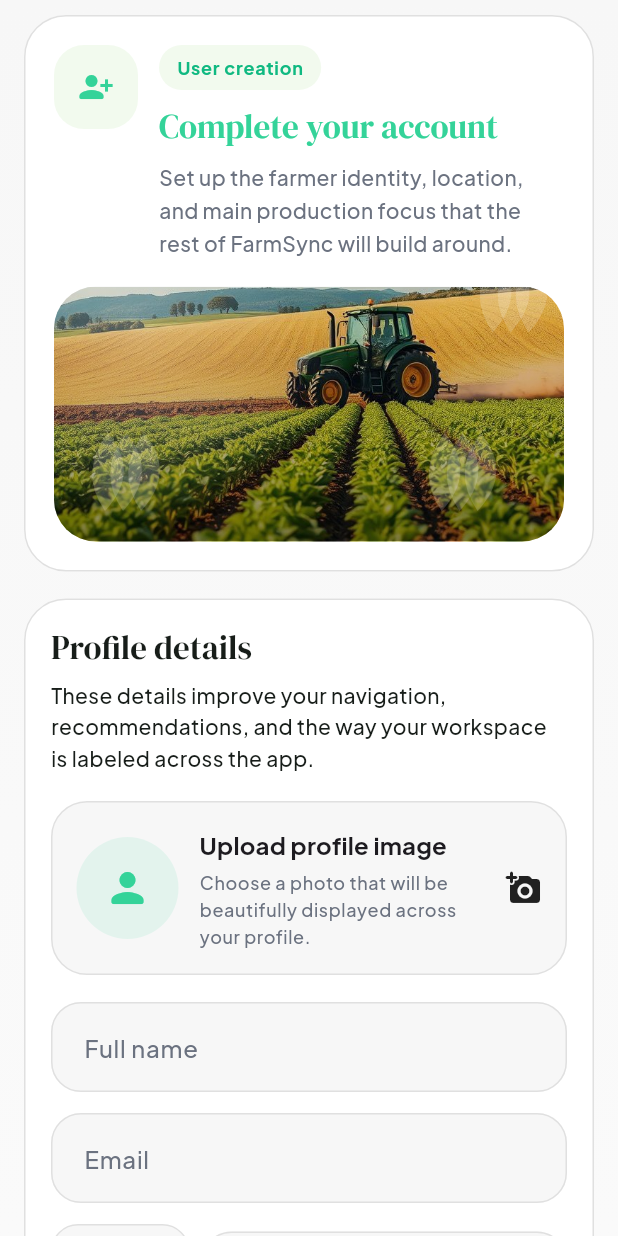
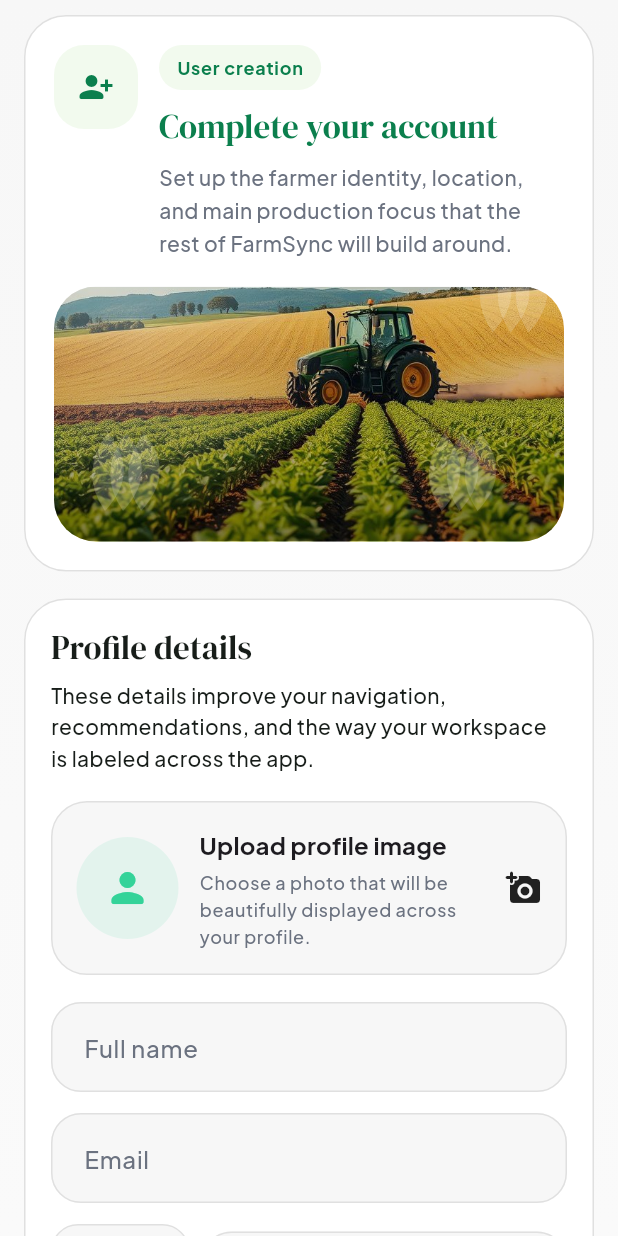
Before and after one commit to fliper-sys/farmsynchub, a Flutter app: the screen it shows after launch, after a tap on "Skip", on a phone screen of 412 x 824 dp. Run offline on Flutter 3.47's test engine with Material 3 defaults, Android fonts, the phone set to English and light mode, and no system bars; our stand-ins replace cloud_firestore, connectivity_plus, file_picker, firebase_ai, firebase_auth, firebase_core and 17 more; missing offline and left inert: dart:html, firebase_app_check, google_sign_in_web; accounts and stored records are empty; project files that could hold a hidden picture were left out.

Commit message:
refactor: improve UI color handling and clean up widget structure in SoftScreenScaffold

```diff
--- a/lib/presentation/common/widgets/soft_screen_scaffold.dart
+++ b/lib/presentation/common/widgets/soft_screen_scaffold.dart
@@ -40,10 +40,8 @@ class SoftScreenScaffold extends StatelessWidget {
     final ThemeData theme = Theme.of(context);
     final ColorScheme scheme = theme.colorScheme;
     final bool isDark = theme.brightness == Brightness.dark;
-    // Green used as text/icon color: deep on light surfaces so it is readable.
+    // Use a high-contrast green for text and icons on light surfaces.
     final Color accent = AppColors.primaryForeground(theme.brightness);
-    // Soft green fill for icon tiles and badges; a translucent tint in dark
-    // mode instead of a pale pastel that would glow on a near-black screen.
     final Color softFill =
         isDark ? AppColors.primary.withOpacity(0.16) : AppColors.surfaceSoft;
 
@@ -58,8 +56,6 @@ class SoftScreenScaffold extends StatelessWidget {
                   const Color(0xFF102219),
                   scheme.surface,
                 ]
-              // Matches the app's neutral light scaffold instead of the old
-              // cream tint, so tab pages and detail pages look like one app.
               : <Color>[
                   scheme.surface,
                   scheme.surfaceContainerLow,
@@ -96,7 +92,7 @@ class SoftScreenScaffold extends StatelessWidget {
                                     icon: const Icon(Icons.arrow_back_rounded),
                                     color: isDark
                                         ? theme.colorScheme.onSurface
-                                        : AppColors.primary,
+                                        : accent,
                                     onPressed: onBack,
                                   ),
                                 ),
@@ -109,13 +105,10 @@ class SoftScreenScaffold extends StatelessWidget {
                                     width: 56,
                                     height: 56,
                                     decoration: BoxDecoration(
-                                      color: isDark
-                                          ? scheme.primary.withOpacity(0.18)
-                                          : AppColors.surfaceSoft,
+                                      color: softFill,
                                       borderRadius: BorderRadius.circular(20),
                                     ),
-                                    child:
-                                        Icon(heroIcon, color: scheme.primary),
+                                    child: Icon(heroIcon, color: accent),
                                   ),
                                   const SizedBox(width: 14),
                                   Expanded(
@@ -128,10 +121,7 @@ class SoftScreenScaffold extends StatelessWidget {
                                             padding: const EdgeInsets.symmetric(
                                                 horizontal: 12, vertical: 7),
                                             decoration: BoxDecoration(
-                                              color: isDark
-                                                  ? scheme.primary
-                                                      .withOpacity(0.18)
-                                                  : AppColors.surfaceSoft,
+                                              color: softFill,
                                               borderRadius:
                                                   BorderRadius.circular(999),
                                             ),
@@ -139,7 +129,7 @@ class SoftScreenScaffold extends StatelessWidget {
                                               heroBadge!,
                                               style: theme.textTheme.labelMedium
                                                   ?.copyWith(
-                                                color: AppColors.primaryMid,
+                                                color: accent,
                                                 fontWeight: FontWeight.w700,
                                               ),
                                             ),
@@ -151,7 +141,7 @@ class SoftScreenScaffold extends StatelessWidget {
                                           style: theme.textTheme.headlineSmall
                                               ?.copyWith(
                                             fontSize: titleSize,
-                                            color: AppColors.primary,
+                                            color: accent,
                                           ),
                                           maxLines: 2,
                                           overflow: TextOverflow.ellipsis,
```
Also changed, not shown: 1 other file.
